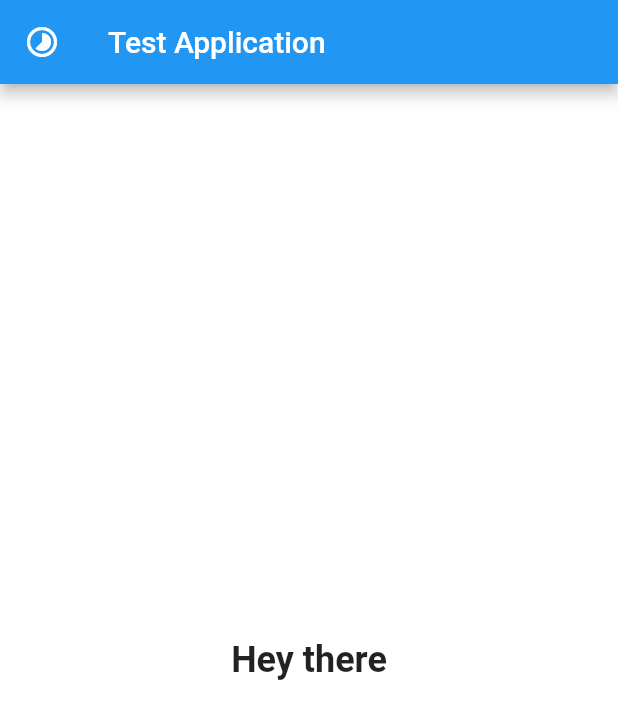
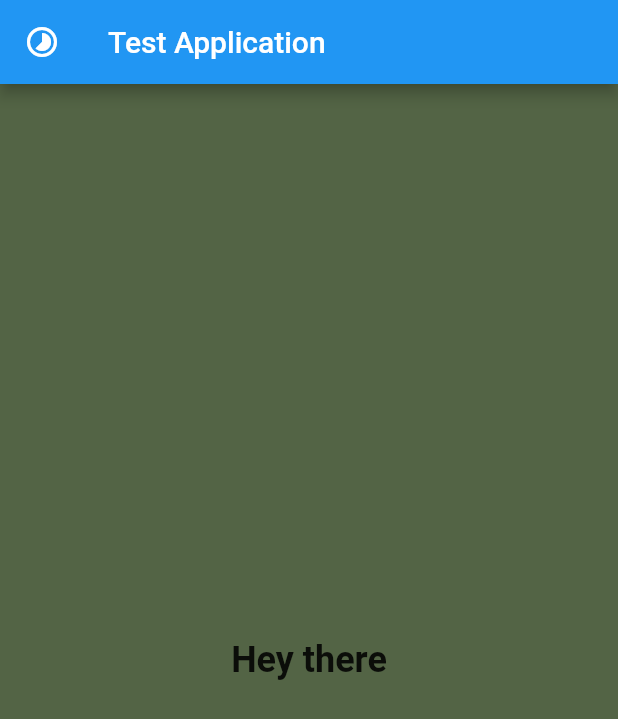
Before and after one commit to Javelink/testApplication, a Flutter app: the screen it shows after launch, on a phone screen of 412 x 824 dp. Shown: the top 719 px of the screen. Run offline on Flutter 3.47's test engine with Material 2 defaults, Android fonts, the phone set to English and light mode, and no system bars.

```diff
--- a/lib/helpers/colorHelper.dart
+++ b/lib/helpers/colorHelper.dart
@@ -2,12 +2,14 @@ import 'dart:math';
 import 'package:flutter/material.dart';
 
 class ColorHelper {
-  final Random _random = new Random();
+  Random _random = new Random();
 
   Color randomBackgroundColor() {
     return new Color.fromRGBO(
-        _random.nextInt(255),
-        _random.nextInt(255),
-        _random.nextInt(255), 1.0);
+      _random.nextInt(255),
+      _random.nextInt(255),
+      _random.nextInt(255),
+      _random.nextDouble()
+    );
   }
 }
--- a/lib/main.dart
+++ b/lib/main.dart
@@ -1,7 +1,9 @@
 import 'package:flutter/material.dart';
 import 'package:test_app/screens/home.dart';
 
-void main() => runApp(App());
+void main() {
+  runApp(App());
+}
 
 class App extends StatelessWidget {
   // This widget is the root of your application.
--- a/lib/screens/home.dart
+++ b/lib/screens/home.dart
@@ -6,11 +6,10 @@ class HomePage extends StatefulWidget {
 }
 
 class HomePageState extends State<HomePage> {
-  Color _color = Colors.white;
 
   _changeBackgroundColor() {
     setState(() {
-      _color = ColorHelper().randomBackgroundColor();
+      ColorHelper().randomBackgroundColor();
     });
   }
 
@@ -18,7 +17,7 @@ class HomePageState extends State<HomePage> {
   Widget build(BuildContext context) {
     return Container(
       child: Scaffold(
-        backgroundColor: _color,
+        backgroundColor: ColorHelper().randomBackgroundColor(),
         appBar: AppBar(
           title: Text("Test Application"),
           leading: Icon(Icons.timelapse),
@@ -30,14 +29,14 @@ class HomePageState extends State<HomePage> {
 
   Widget _body() {
     return Container(
-      color: _color,
       child: GestureDetector(
         behavior: HitTestBehavior.translucent,
-        onTap: () => _changeBackgroundColor(),
+        onTap: () {
+          _changeBackgroundColor();
+        },
         child: Center(
           child: Text(
             "Hey there",
-            textAlign: TextAlign.center,
             style: TextStyle(fontSize: 24, fontWeight: FontWeight.bold),
           ),
         ),
```
Also changed, not shown: 1 other file.
